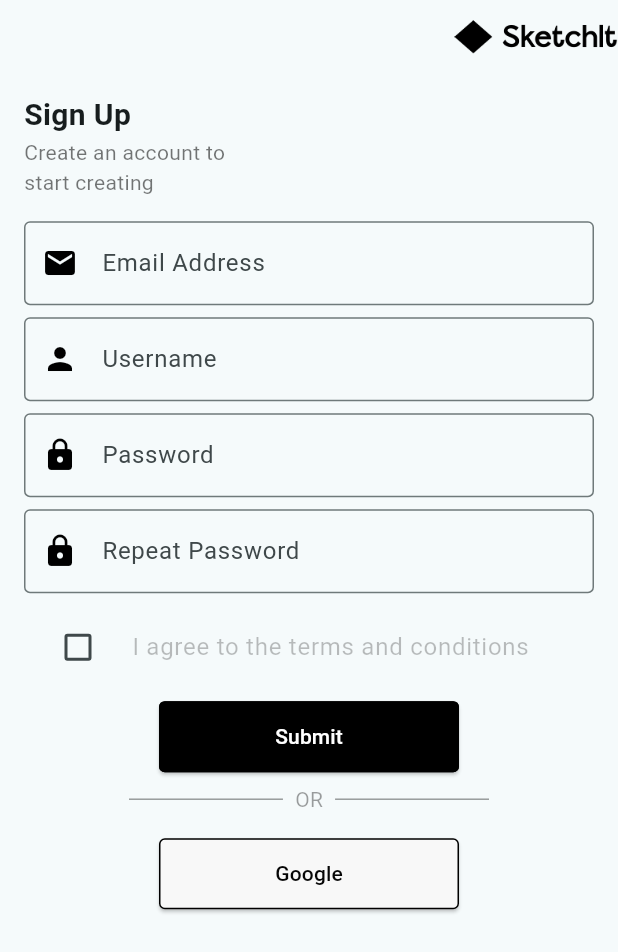
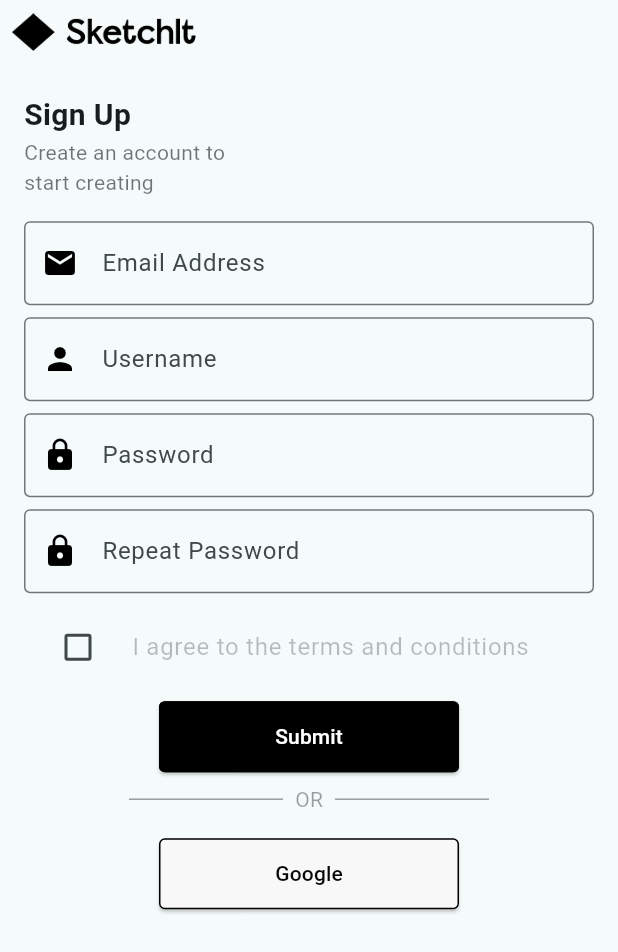
Before and after one commit to Damigrace1/SketchIt, a Flutter app: the SignUpPage screen opened directly, on a phone screen of 412 x 824 dp. Shown: the top 952 px of the screen. Run offline on Flutter 3.47's test engine with Material 3 defaults, Android fonts, the phone set to English and light mode, and no system bars; our stand-ins replace flutter_screenutil, get; missing offline and left inert: flutter_drawing_board.

Commit message:
feat/Implement Signup Screen

```diff
--- a/lib/screens/signup_screen.dart
+++ b/lib/screens/signup_screen.dart
@@ -17,19 +17,13 @@ class SignUpPage extends StatelessWidget {
     return Scaffold(
       appBar: AppBar(
         toolbarHeight: 48.h,
-        actions: [
-          Column(
-            mainAxisAlignment: MainAxisAlignment.start,
-            children: [
-              Image.asset(
-                alignment: Alignment.bottomLeft,
-                'assets/images/logo_row.png',
-                width: 104.w,
-                height: 40.h,
-              ),
-            ],
-          )
-        ],
+        leading: Padding(
+          padding: const EdgeInsets.all(8.0),
+          child: Image.asset(
+            'assets/images/logo_row.png',
+          ),
+        ),
+        leadingWidth: 144.h,
       ),
       body: Padding(
         padding: const EdgeInsets.all(16.0),
```
